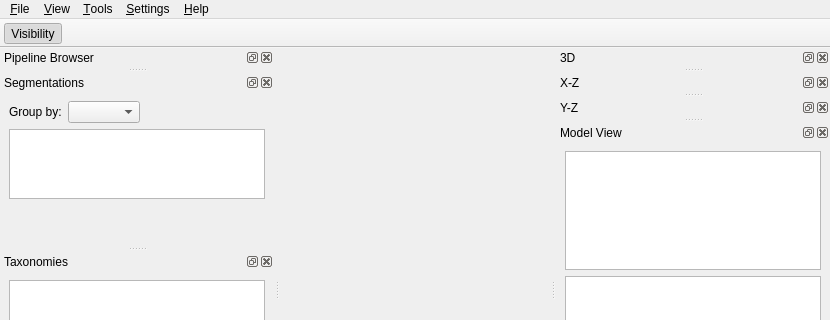
Above: frontend/espinaMainWindow.ui from FelixdelasPozas/EspINA before the change; both pictures show x 0 to 830 and y 0 to 320 of the 830 by 703 pixel window. Below: the same form after it.
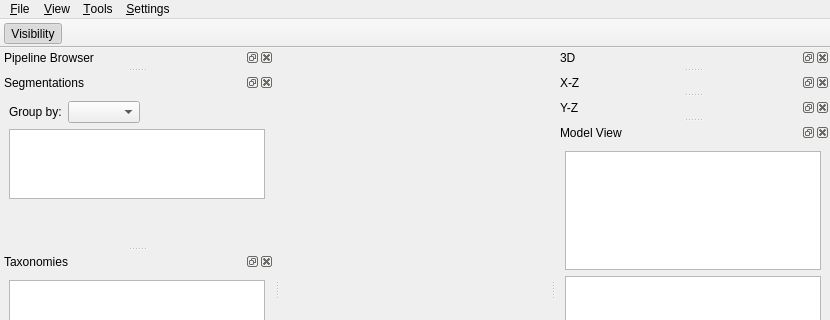
That is the form after the change. Icons and pictures are not drawn. Custom widgets are drawn as their Qt base class.

```diff
--- a/frontend/espinaMainWindow.ui
+++ b/frontend/espinaMainWindow.ui
@@ -62,11 +62,6 @@
      <string>&amp;Tools</string>
     </property>
    </widget>
-   <widget class="QMenu" name="menu_Help">
-    <property name="title">
-     <string>&amp;Help</string>
-    </property>
-   </widget>
    <widget class="QMenu" name="menuFile">
     <property name="title">
      <string>&amp;File</string>
@@ -81,7 +76,6 @@
    <addaction name="menu_View"/>
    <addaction name="menuTools"/>
    <addaction name="menuSettings"/>
-   <addaction name="menu_Help"/>
   </widget>
   <widget class="QDockWidget" name="pipelineBrowserDock">
    <property name="enabled">
```
